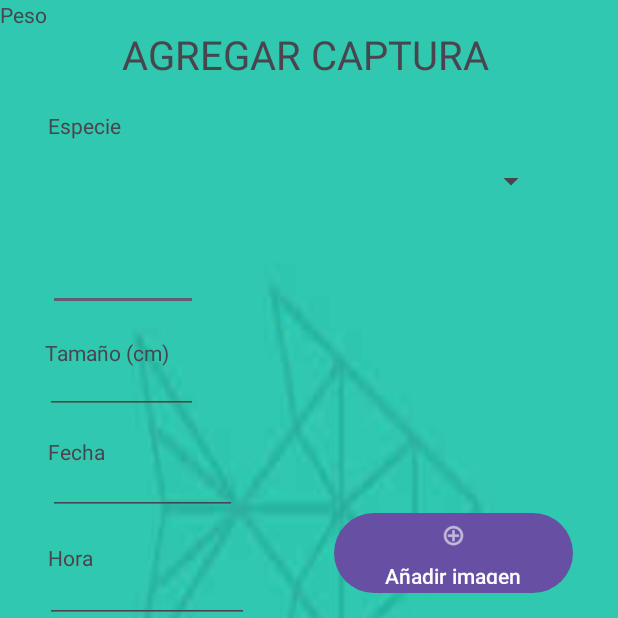
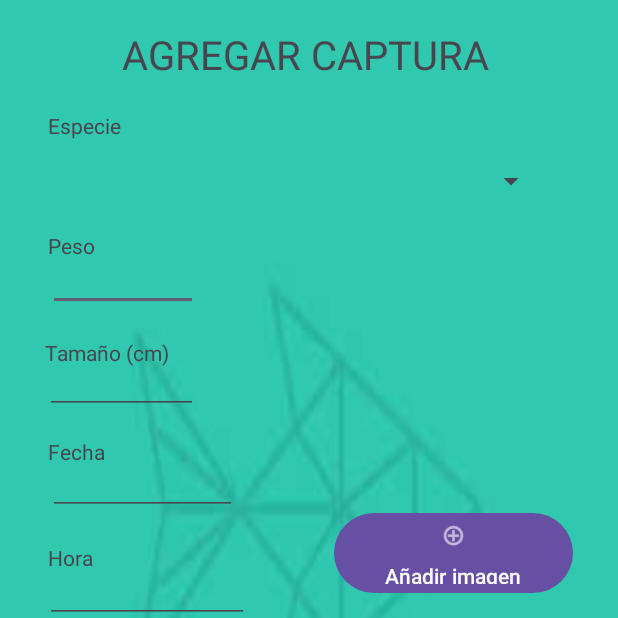
Before and after one commit to BartolomeGarcia/FishCatch, an Android app: the MainActivityAgregarCaptura screen opened directly, with no data from a screen before it, on a phone screen of 412 x 824 dp, the top half of it. Run offline under Robolectric (Android 15) with nearby library versions, the phone set to English and light mode, and no system bars.

Commit message:
MainActivityAgregarCaptura.java asociaciones hechas. Especie.java creada y metodo consultarEspecies hecho en AdaptadorBaseDeDatos.java

```diff
--- a/app/src/main/java/com/example/fishcatch/activities/MainActivityAgregarCaptura.java
+++ b/app/src/main/java/com/example/fishcatch/activities/MainActivityAgregarCaptura.java
@@ -1,22 +1,39 @@
 package com.example.fishcatch.activities;
 
 import android.content.Intent;
+import android.database.Cursor;
 import android.net.Uri;
 import android.os.Bundle;
 import android.view.View;
 import android.widget.AdapterView;
 import android.widget.Button;
+import android.widget.EditText;
 import android.widget.ImageView;
+import android.widget.Spinner;
+import android.widget.TextView;
 
 import androidx.annotation.Nullable;
 import androidx.appcompat.app.AppCompatActivity;
 
 import com.example.fishcatch.R;
+import com.example.fishcatch.repositories.AdaptadorBaseDeDatos;
 
 public class MainActivityAgregarCaptura extends AppCompatActivity implements AdapterView.OnItemSelectedListener {
     private Button botonAnnadirImagen;
     private ImageView imagenCaptura;
     private static final int PICK_IMAGE_REQUEST = 1;
+    private AdaptadorBaseDeDatos adaptadorBaseDeDatos;
+    private Spinner spinnerEspecies;
+    private EditText peso;
+    private EditText tamanno;
+    private EditText fecha;
+    private EditText hora;
+    private TextView ubicacion;
+    private TextView temperatura;
+    private EditText comentariosAdicionales;
+    private Button botonObtenerUbicacion;
+    private Button botonObtenerTemperatura;
+
 
     @Override
     protected void onCreate(Bundle savedInstanceState) {
@@ -26,6 +43,20 @@ public class MainActivityAgregarCaptura extends AppCompatActivity implements Ada
         //Asociaciones
         botonAnnadirImagen=findViewById(R.id.buttonAnnadirImagen);
         imagenCaptura=findViewById(R.id.imageViewCaptura);
+        spinnerEspecies=findViewById(R.id.spinnerEspecies);
+        peso=findViewById(R.id.editTextNumberDecimalPeso);
+        tamanno=findViewById(R.id.editTextNumberTamanno);
+        fecha=findViewById(R.id.editTextDateFecha);
+        hora=findViewById(R.id.editTextTimeHora);
+        ubicacion=findViewById(R.id.textViewUbicacion);
+        temperatura=findViewById(R.id.textViewTemperatura);
+        comentariosAdicionales=findViewById(R.id.editTextTextComentariosAdicionales);
+        botonObtenerUbicacion=findViewById(R.id.buttonObtenerUbicacion);
+        botonObtenerTemperatura=findViewById(R.id.buttonObtenerTemperatura);
+
+        //Inicializamos el AdaptadorBaseDeDatos
+        adaptadorBaseDeDatos=new AdaptadorBaseDeDatos(this);
+        Cursor cursor = adaptadorBaseDeDatos.consultarEspecies();
 
         //Botón Añadir Imagen
         botonAnnadirImagen.setOnClickListener(new View.OnClickListener() {
--- a/app/src/main/java/com/example/fishcatch/repositories/AdaptadorBaseDeDatos.java
+++ b/app/src/main/java/com/example/fishcatch/repositories/AdaptadorBaseDeDatos.java
@@ -15,6 +15,13 @@ public class AdaptadorBaseDeDatos {
         //Creamos una instancia a la Base de Datos
         instance = BaseDeDatosSingleton.getInstance(contexto);
         instance.getWritableDatabase();
+    }
+
+    //Método para obtener todas las Especies
+    public Cursor consultarEspecies(){
+        SQLiteDatabase readableDatabase = instance.getReadableDatabase();
+        Cursor cursor = readableDatabase.rawQuery("SELECT nombreEspecie FROM Especie", null);
+        return cursor;
     }
 
     //Método para insertar datos en la BD. Recibe los parámetros a insertar
--- a/app/src/main/res/layout/activity_main_agregar_captura.xml
+++ b/app/src/main/res/layout/activity_main_agregar_captura.xml
@@ -47,8 +47,12 @@
         android:layout_width="wrap_content"
         android:layout_height="wrap_content"
         android:text="Peso"
-        tools:layout_editor_absoluteX="32dp"
-        tools:layout_editor_absoluteY="136dp" />
+        app:layout_constraintBottom_toBottomOf="parent"
+        app:layout_constraintEnd_toEndOf="parent"
+        app:layout_constraintHorizontal_bias="0.084"
+        app:layout_constraintStart_toStartOf="parent"
+        app:layout_constraintTop_toTopOf="parent"
+        app:layout_constraintVertical_bias="0.191" />
 
     <androidx.constraintlayout.widget.Guideline
         android:id="@+id/guideline"
```
Also changed, not shown: app/src/main/java/com/example/fishcatch/model/Especie.java (added, +35 -0 lines).
